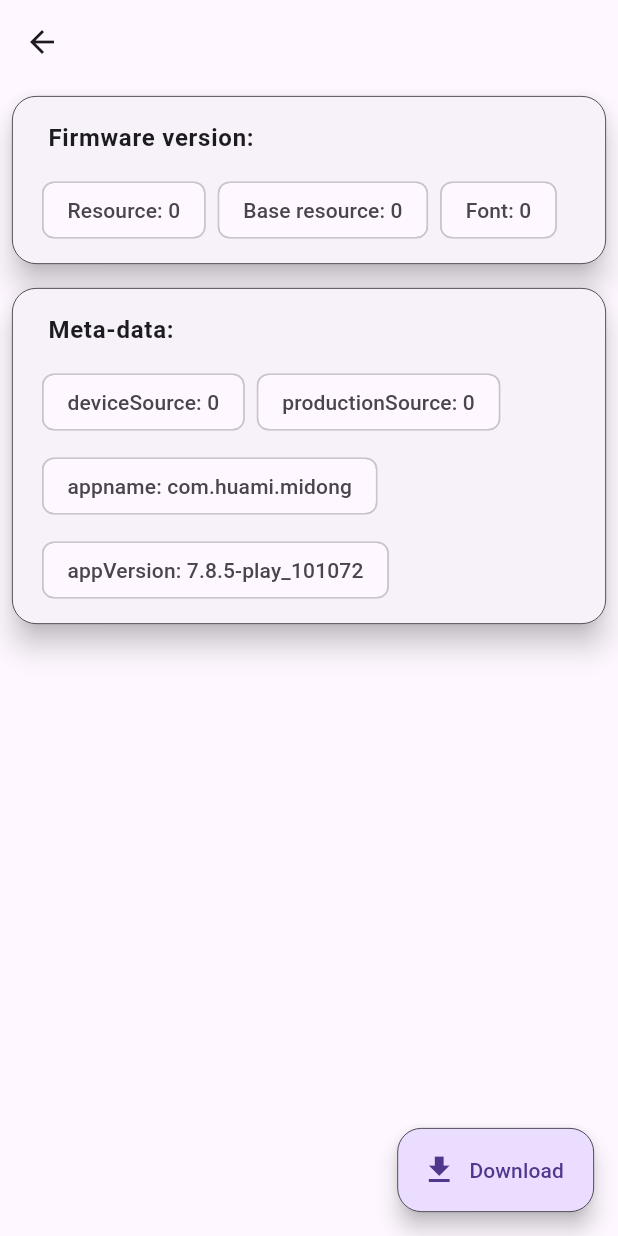
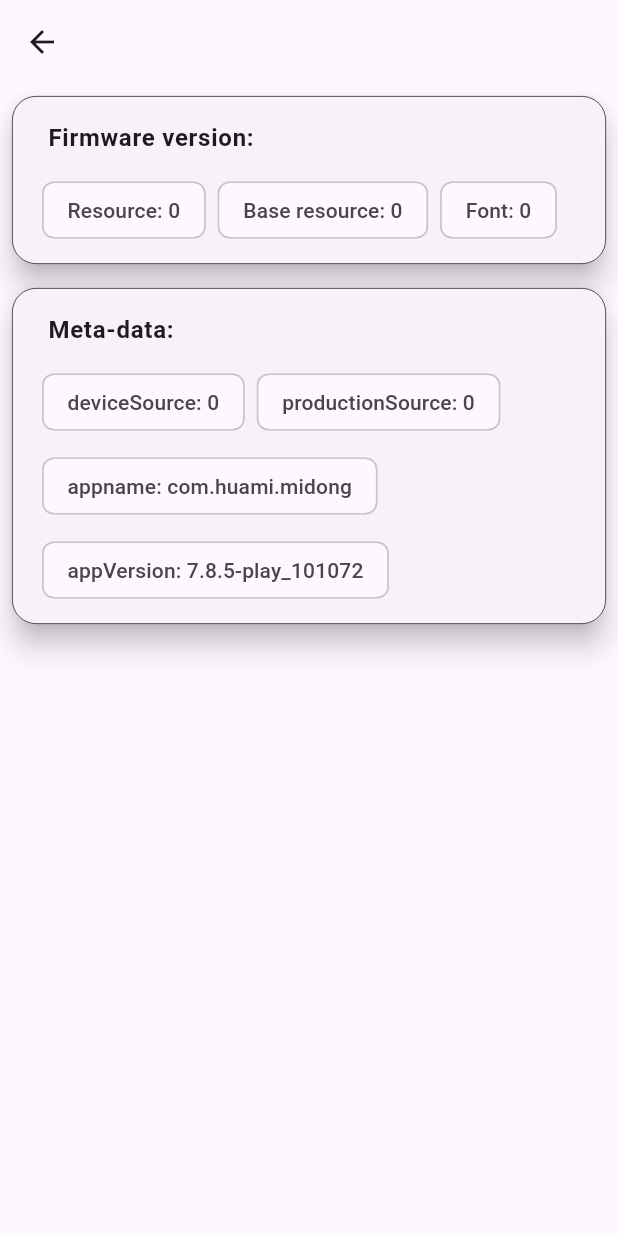
Before and after one commit to Keddnyo/miyolla, a Flutter app: the FirmwareInfoScreen screen opened directly with empty values, on a phone screen of 412 x 824 dp. Run offline on Flutter 3.47's test engine with Material 2 defaults, Android fonts, the phone set to English and light mode, and no system bars; our stand-ins replace flutter_localized_locales, infinite_scroll_pagination; generated files the repository leaves out were written again; network calls fail.

Commit message:
Some optimizations

```diff
--- a/lib/l10n/app_en.arb
+++ b/lib/l10n/app_en.arb
@@ -13,7 +13,6 @@
       }
     }
   },
-  "firmwareShowMore": "Show more",
   "firmwareReleaseNotes": "Release notes:",
   "firmwareVersion": "Firmware version:",
   "firmwareLanguages": "Languages:",
--- a/lib/l10n/app_ru.arb
+++ b/lib/l10n/app_ru.arb
@@ -13,7 +13,6 @@
       }
     }
   },
-  "firmwareShowMore": "Подробнее",
   "firmwareReleaseNotes": "Список изменений:",
   "firmwareVersion": "Версия прошивки:",
   "firmwareLanguages": "Языки:",
--- a/lib/src/ui/screen/firmwares_feed_screen/feed_firmware_info_screen.dart
+++ b/lib/src/ui/screen/firmwares_feed_screen/feed_firmware_info_screen.dart
@@ -1,6 +1,5 @@
 import 'package:flutter/material.dart';
 import 'package:flutter_gen/gen_l10n/app_localizations.dart';
-import 'package:url_launcher/url_launcher.dart';
 
 import '../../../app/model/firmwares/firmware_response_model.dart';
 import '../../../common/constants.dart';
@@ -17,24 +16,6 @@ class FirmwareInfoScreen extends StatelessWidget {
 
   @override
   Widget build(BuildContext context) {
-    List<String> firmwareLinks = [];
-
-    if (firmware.firmwareUrl != null) {
-      firmwareLinks.add(firmware.firmwareUrl!);
-    }
-    if (firmware.resourceUrl != null) {
-      firmwareLinks.add(firmware.resourceUrl!);
-    }
-    if (firmware.baseResourceUrl != null) {
-      firmwareLinks.add(firmware.baseResourceUrl!);
-    }
-    if (firmware.fontUrl != null) {
-      firmwareLinks.add(firmware.fontUrl!);
-    }
-    if (firmware.gpsUrl != null) {
-      firmwareLinks.add(firmware.gpsUrl!);
-    }
-
     return Dialog.fullscreen(
       child: Scaffold(
         appBar: AppBar(
@@ -148,21 +129,7 @@ class FirmwareInfoScreen extends StatelessWidget {
                 ),
               ),
             ),
-            const SizedBox(height: 128),
           ],
-        ),
-        floatingActionButton: FloatingActionButton.extended(
-          shape: Styles.getRectangleBorder(context),
-          onPressed: () {
-            for (var url in firmwareLinks) {
-              launchUrl(
-                Uri.parse(url),
-                mode: LaunchMode.externalApplication,
-              );
-            }
-          },
-          icon: const Icon(Icons.download),
-          label: Text(AppLocalizations.of(context)!.firmwareDownload),
         ),
       ),
     );
```
Also changed, not shown: lib/src/ui/screen/firmwares_feed_screen/feed_card.dart (+33 -2 lines).
